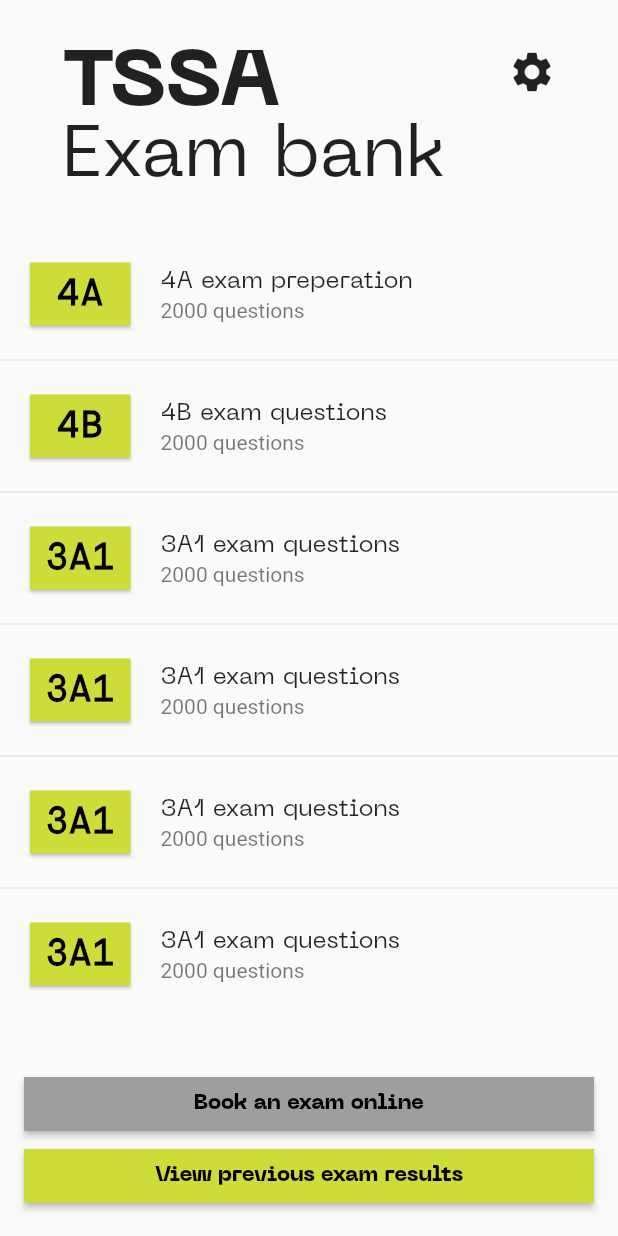
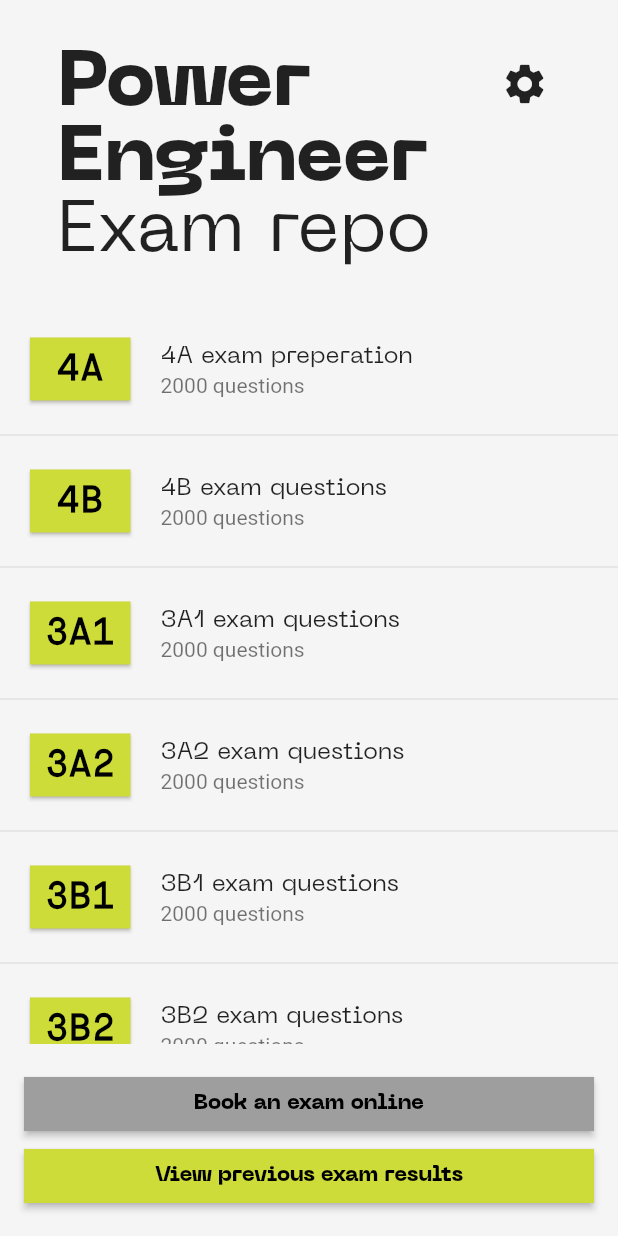
Before and after one commit to calumaz/quiz_app, a Flutter app: the screen it shows after launch, on a phone screen of 412 x 824 dp. Run offline on Flutter 3.47's test engine with Material 2 defaults, Android fonts, the phone set to English and light mode, and no system bars; our stand-ins replace flutter_riverpod, hive, hive_flutter, hooks_riverpod, package_info_plus; accounts and stored records are empty.

```diff
--- a/lib/main.dart
+++ b/lib/main.dart
@@ -29,6 +29,7 @@ class MainApp extends StatelessWidget {
         home: const HomePage(),
         debugShowCheckedModeBanner: false,
         theme: ThemeData(
+            scaffoldBackgroundColor: Colors.grey[100],
             elevatedButtonTheme: ElevatedButtonThemeData(
                 style: ButtonStyle(
                     backgroundColor: MaterialStateProperty.all(Colors.lime),
--- a/lib/pages/home_page.dart
+++ b/lib/pages/home_page.dart
@@ -2,6 +2,7 @@ import 'package:flutter/material.dart';
 import 'package:hive/hive.dart';
 import 'package:quiz_app/models/question_model.dart';
 import 'package:quiz_app/pages/question_settings_page.dart';
+import 'package:quiz_app/pages/settings_page.dart';
 import 'test_page.dart';
 
 class HomePage extends StatelessWidget {
@@ -25,22 +26,34 @@ class HomePage extends StatelessWidget {
                     crossAxisAlignment: CrossAxisAlignment.start,
                     children: const [
                       Text(
-                        'TSSA',
+                        'Power\nEngineer',
                         style: TextStyle(
                             fontSize: 52,
                             fontFamily: 'neue-machina',
                             fontWeight: FontWeight.w900),
                       ),
                       Text(
-                        'Exam bank',
+                        'Exam repo',
                         style:
                             TextStyle(fontSize: 48, fontFamily: 'neue-machina'),
                       )
                     ],
                   ),
-                  const Icon(
-                    Icons.settings,
-                    size: 32,
+                  InkWell(
+                    onTap: () {
+                      Navigator.push(
+                          context,
+                          MaterialPageRoute(
+                              builder: (context) => const SettingsPage()));
+                    },
+                    borderRadius: BorderRadius.circular(5),
+                    child: const Padding(
+                      padding: EdgeInsets.all(8.0),
+                      child: Icon(
+                        Icons.settings,
+                        size: 32,
+                      ),
+                    ),
                   )
                 ],
               ),
@@ -53,7 +66,8 @@ class HomePage extends StatelessWidget {
                       Navigator.push(
                           context,
                           MaterialPageRoute(
-                              builder: (context) => QuestionSettingsPage()));
+                              builder: (context) => const QuestionSettingsPage(
+                                  databaseName: '4A')));
                     },
                     title: const Text(
                       '4A exam preperation',
@@ -83,11 +97,18 @@ class HomePage extends StatelessWidget {
                     ),
                   ),
                   const Divider(),
-                  const ListTile(
-                    title: Text('4B exam questions',
+                  ListTile(
+                    onTap: () {
+                      Navigator.push(
+                          context,
+                          MaterialPageRoute(
+                              builder: (context) => const QuestionSettingsPage(
+                                  databaseName: '4B')));
+                    },
+                    title: const Text('4B exam questions',
                         style: TextStyle(fontFamily: 'neue-machina')),
-                    subtitle: Text('2000 questions'),
-                    leading: SizedBox(
+                    subtitle: const Text('2000 questions'),
+                    leading: const SizedBox(
                       height: 50,
                       width: 75,
                       child: Card(
@@ -108,11 +129,18 @@ class HomePage extends StatelessWidget {
                     ),
                   ),
                   const Divider(),
-                  const ListTile(
-                    title: Text('3A1 exam questions',
+                  ListTile(
+                    onTap: () {
+                      Navigator.push(
+                          context,
+                          MaterialPageRoute(
+                              builder: (context) => const QuestionSettingsPage(
+                                  databaseName: '3A1')));
+                    },
+                    title: const Text('3A1 exam questions',
                         style: TextStyle(fontFamily: 'neue-machina')),
-                    subtitle: Text('2000 questions'),
-                    leading: SizedBox(
+                    subtitle: const Text('2000 questions'),
+                    leading: const SizedBox(
                       height: 50,
                       width: 75,
                       child: Card(
@@ -133,11 +161,18 @@ class HomePage extends StatelessWidget {
                     ),
                   ),
                   const Divider(),
-                  const ListTile(
-                    title: Text('3A1 exam questions',
+                  ListTile(
+                    onTap: () {
+                      Navigator.push(
+                          context,
+                          MaterialPageRoute(
+                              builder: (context) => const QuestionSettingsPage(
+                                  databaseName: '3A2')));
+                    },
+                    title: const Text('3A2 exam questions',
                         style: TextStyle(fontFamily: 'neue-machina')),
-                    subtitle: Text('2000 questions'),
-                    leading: SizedBox(
+                    subtitle: const Text('2000 questions'),
+                    leading: const SizedBox(
                       height: 50,
                       width: 75,
                       child: Card(
@@ -145,7 +180,7 @@ class HomePage extends StatelessWidget {
                           padding: EdgeInsets.all(8.0),
                           child: Center(
                             child: Text(
-                              '3A1',
+                              '3A2',
                               style: TextStyle(
                                   fontFamily: 'maison-neue-mono',
                                   fontSize: 24,
@@ -158,11 +193,18 @@ class HomePage extends StatelessWidget {
                     ),
                   ),
                   const Divider(),
-                  const ListTile(
-                    title: Text('3A1 exam questions',
+                  ListTile(
+                    onTap: () {
+                      Navigator.push(
+                          context,
+                          MaterialPageRoute(
+                              builder: (context) => const QuestionSettingsPage(
+                                  databaseName: '3B1')));
+                    },
+                    title: const Text('3B1 exam questions',
                         style: TextStyle(fontFamily: 'neue-machina')),
-                    subtitle: Text('2000 questions'),
-                    leading: SizedBox(
+                    subtitle: const Text('2000 questions'),
+                    leading: const SizedBox(
                       height: 50,
                       width: 75,
                       child: Card(
@@ -170,7 +212,7 @@ class HomePage extends StatelessWidget {
                           padding: EdgeInsets.all(8.0),
                           child: Center(
                             child: Text(
-                              '3A1',
+                              '3B1',
                               style: TextStyle(
                                   fontFamily: 'maison-neue-mono',
                                   fontSize: 24,
@@ -183,11 +225,18 @@ class HomePage extends StatelessWidget {
                     ),
                   ),
                   const Divider(),
-                  const ListTile(
-                    title: Text('3A1 exam questions',
+                  ListTile(
+                    onTap: () {
+                      Navigator.push(
+                          context,
+                          MaterialPageRoute(
+                              builder: (context) => const QuestionSettingsPage(
+                                  databaseName: '3B2')));
+                    },
+                    title: const Text('3B2 exam questions',
                         style: TextStyle(fontFamily: 'neue-machina')),
-                    subtitle: Text('2000 questions'),
-                    leading: SizedBox(
+                    subtitle: const Text('2000 questions'),
+                    leading: const SizedBox(
                       height: 50,
                       width: 75,
                       child: Card(
@@ -195,7 +244,7 @@ class HomePage extends StatelessWidget {
                           padding: EdgeInsets.all(8.0),
                           child: Center(
                             child: Text(
-                              '3A1',
+                              '3B2',
                               style: TextStyle(
                                   fontFamily: 'maison-neue-mono',
                                   fontSize: 24,
```
Also changed, not shown: lib/pages/question_settings_page.dart (+22 -4 lines), lib/pages/settings_page.dart (added, +18 -0 lines).
